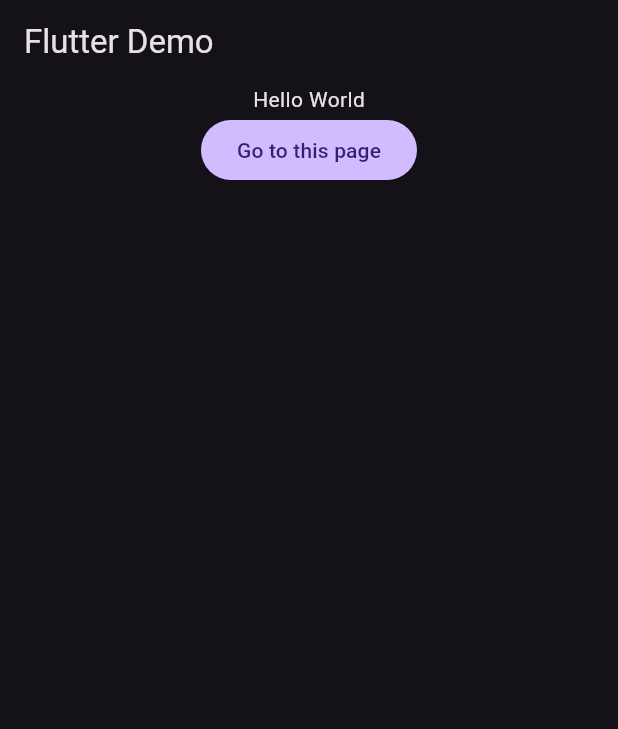
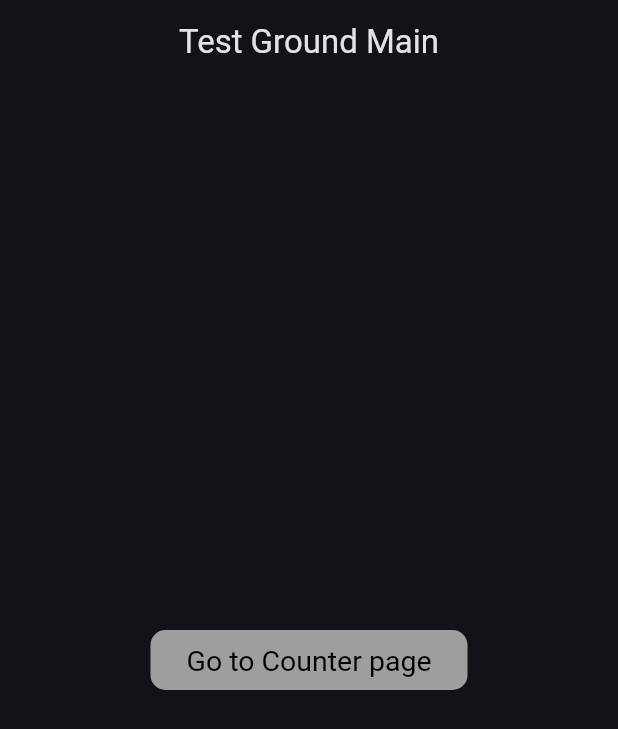
Before and after one commit to msiprime/flutterwiz, a Flutter app: the screen it shows after launch, on a phone screen of 412 x 824 dp. Shown: the top 729 px of the screen. Run offline on Flutter 3.47's test engine with Material 3 defaults, Android fonts, the phone set to English and light mode, and no system bars.

Commit message:
button design changed a lil bit

```diff
--- a/lib/main.dart
+++ b/lib/main.dart
@@ -1,5 +1,6 @@
 import 'package:cubit_test_ground/cubit_test_ground.dart';
 import 'package:flutter/material.dart';
+import 'package:flutter_exploring/widget/goto_page_button.dart';
 
 void main() => runApp(const MyApp());
 
@@ -27,42 +28,18 @@ class HomePage extends StatelessWidget {
   Widget build(BuildContext context) {
     return Scaffold(
       appBar: AppBar(
-        title: const Text('Flutter Demo'),
+        centerTitle: true,
+        title: const Text('Test Ground Main'),
       ),
-      body: Center(
+      body: const Center(
         child: Column(
+          crossAxisAlignment: CrossAxisAlignment.center,
+          mainAxisAlignment: MainAxisAlignment.center,
           children: [
-            const Text('Hello World'),
-            FilledButton(
-              onPressed: () {
-                const GoTo(page: CubitPage(), pageName: 'Counter');
-              },
-              child: const Text('Go to this page'),
-            )
+            GoTo(page: CubitPage(), pageName: 'Counter'),
           ],
         ),
       ),
     );
   }
 }
-
-class GoTo extends StatelessWidget {
-  final Widget page;
-  final String pageName;
-
-  const GoTo({
-    super.key,
-    required this.page,
-    required this.pageName,
-  });
-
-  @override
-  Widget build(BuildContext context) {
-    return FilledButton(
-        onPressed: () {
-          Navigator.of(context)
-              .push(MaterialPageRoute(builder: (context) => page));
-        },
-        child: Text('Go to $pageName'));
-  }
-}
--- /dev/null
+++ b/lib/widget/goto_page_button.dart
@@ -0,0 +1,30 @@
+import 'package:flutter/material.dart';
+
+class GoTo extends StatelessWidget {
+  final Widget page;
+  final String pageName;
+
+  const GoTo({
+    super.key,
+    required this.page,
+    required this.pageName,
+  });
+
+  @override
+  Widget build(BuildContext context) {
+    return FilledButton(
+        style: ButtonStyle(
+          shape: WidgetStateProperty.all(RoundedRectangleBorder(
+            borderRadius: BorderRadius.circular(10),
+          )),
+          textStyle: WidgetStateProperty.all(const TextStyle(fontSize: 19)),
+          backgroundColor: WidgetStateProperty.all(Colors.grey),
+          foregroundColor: WidgetStateProperty.all(Colors.black),
+        ),
+        onPressed: () {
+          Navigator.of(context)
+              .push(MaterialPageRoute(builder: (context) => page));
+        },
+        child: Text('Go to $pageName page'));
+  }
+}
```
